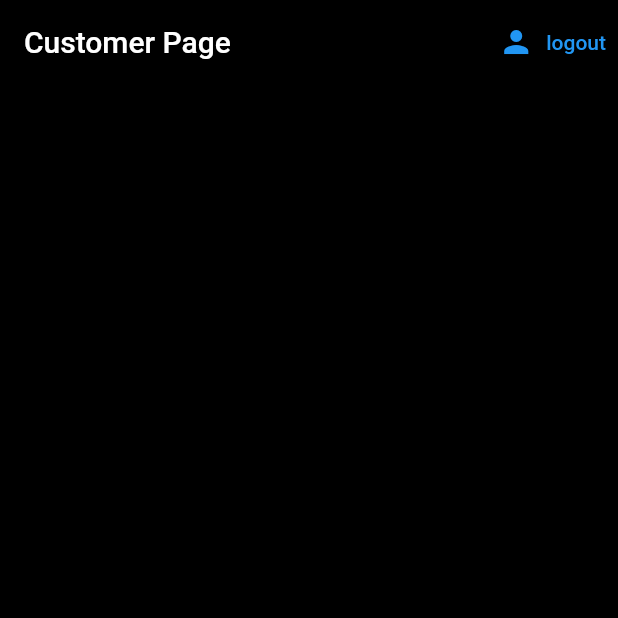
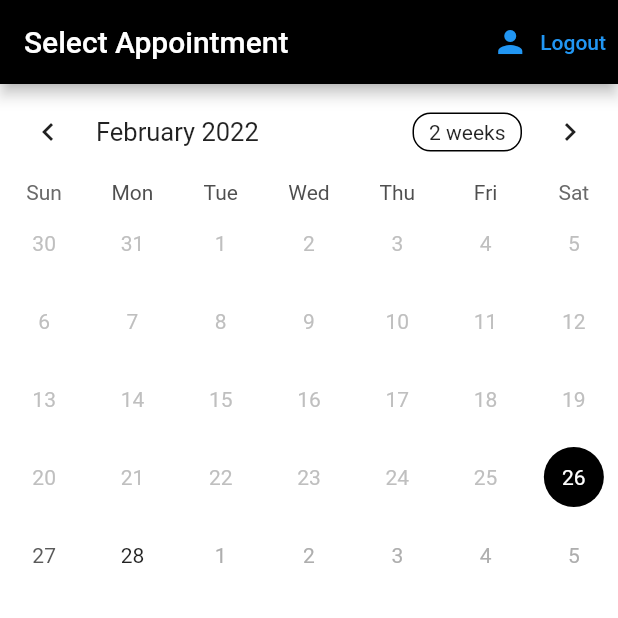
Before and after one commit to ronitdasgupta/covidbookingapp_repo, a Flutter app: the screen it shows once a user with an empty profile is signed in, on a phone screen of 412 x 824 dp, the top half of it. Run offline on Flutter 3.47's test engine with Material 2 defaults, Android fonts, the phone set to English and light mode, and no system bars; drawn by our look-alikes of table_calendar; our stand-ins replace cloud_firestore, firebase_auth, firebase_core, flutter_spinkit; accounts and stored records are empty.

Commit message:
Displays calendar and bottom sheet on pressed event

```diff
--- a/lib/screens/home/customer.dart
+++ b/lib/screens/home/customer.dart
@@ -1,5 +1,6 @@
 import 'package:cloud_firestore/cloud_firestore.dart';
 import 'package:flutter/material.dart';
+import 'package:table_calendar/table_calendar.dart';
 import '../../models/users.dart';
 import '../../services/auth.dart';
 import 'package:covidbookingapp_repo/services/database.dart';
@@ -7,24 +8,45 @@ import 'package:provider/provider.dart';
 import 'package:cloud_firestore/cloud_firestore.dart';
 import 'package:covidbookingapp_repo/screens/home/user_list.dart';
 
-class Customer extends StatelessWidget {
+class Customer extends StatefulWidget {
+  @override
+  State<Customer> createState() => _CustomerState();
+}
+
+class _CustomerState extends State<Customer> {
+
   final AuthService _auth = AuthService();
+
+  CalendarFormat format = CalendarFormat.month;
+  DateTime selectedDay = DateTime.now();
+  DateTime focusedDay = DateTime.now();
+
   //const Customer({Key? key}) : super(key: key);
-
   @override
   Widget build(BuildContext context) {
+
+    void _showAppointmentInfo(){
+      showModalBottomSheet(context: context, builder: (context){
+        return Container(
+          padding: EdgeInsets.symmetric(vertical: 20.0, horizontal: 60.0),
+          child: Text('bottom sheet'),
+        );
+      });
+    }
+
+
     return StreamProvider<List<Users>?>.value(
       value: DatabaseService(uid: '').userInfo,
       initialData: null,
       child: Scaffold(
-          backgroundColor: Colors.black,
+          backgroundColor: Colors.white,
           appBar: AppBar(
-              title: Text('Customer Page'),
+              title: Text('Select Appointment'),
               backgroundColor: Colors.black,
               actions: <Widget>[
                 TextButton.icon(
                   icon: Icon(Icons.person),
-                  label: Text('logout'),
+                  label: Text('Logout'),
                   onPressed: () async {
                     await _auth.signOut();
                   },
@@ -32,6 +54,37 @@ class Customer extends StatelessWidget {
               ]
           ),
         //body: UserList(),
+        body: TableCalendar(
+          focusedDay: selectedDay,
+          firstDay: DateTime.now(),
+          lastDay: DateTime(2050),
+          calendarFormat: format,
+          onFormatChanged: (CalendarFormat _format){
+            setState(() {
+              format = _format;
+            });
+          },
+          onDaySelected: (DateTime selectDay, DateTime focusDay){
+            setState((){
+              selectedDay = selectDay;
+              focusedDay = focusDay;
+            });
+            _showAppointmentInfo();
+            //print(focusedDay);
+          },
+          calendarStyle: CalendarStyle(
+            isTodayHighlighted: true,
+            selectedDecoration: BoxDecoration(
+              color: Colors.black,
+              shape: BoxShape.circle,
+            ),
+            selectedTextStyle: TextStyle(color: Colors.white),
+          ),
+          selectedDayPredicate: (DateTime date){
+            return isSameDay(selectedDay, date);
+          },
+          //startingDayOfWeek: StartingDayOfWeek.sunday,
+        ),
       ),
     );
   }
--- a/pubspec.yaml
+++ b/pubspec.yaml
@@ -43,6 +43,7 @@ dependencies:
   #from ninja
   #flutter_spinkit: "^4.0.0"
   flutter_spinkit: ^5.1.0
+  table_calendar: ^3.0.4
 
 dev_dependencies:
   flutter_test:
```
Also changed, not shown: pubspec.lock.
